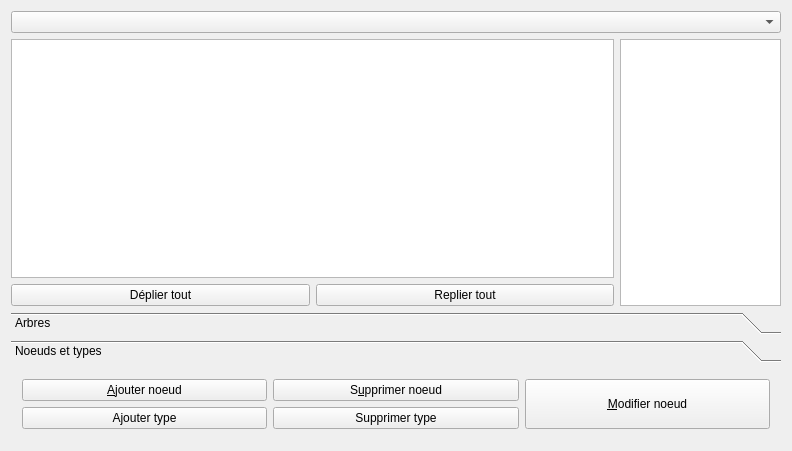
Before: the Qt Designer form formedittree.ui in GiPiLab/ProtonClassicSuite, drawn with Qt 5.
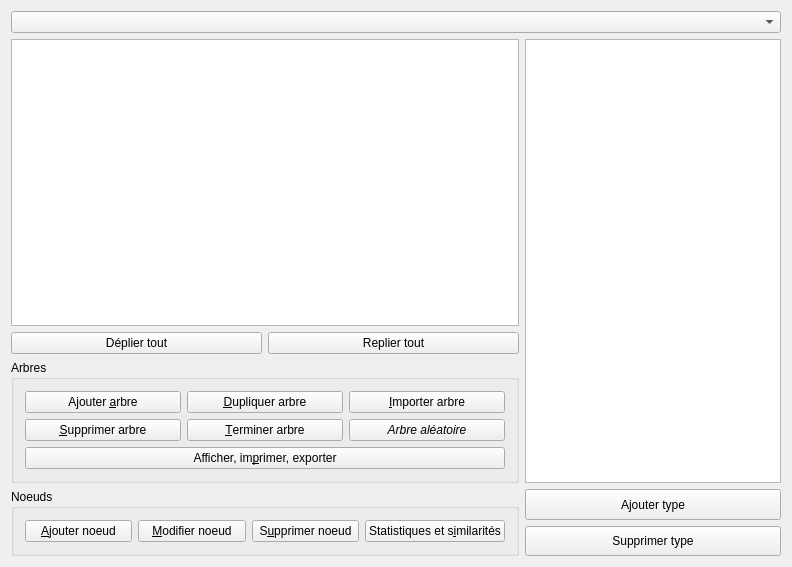
After: the same form once the commit is applied. Icons and pictures are not drawn.

Commit message: Relayout Edit Tree Form

The edit to the form file:
```diff
--- a/formedittree.ui
+++ b/formedittree.ui
@@ -7,15 +7,9 @@
     <x>0</x>
     <y>0</y>
     <width>792</width>
-    <height>451</height>
+    <height>567</height>
    </rect>
   </property>
-  <property name="sizePolicy">
-   <sizepolicy hsizetype="Preferred" vsizetype="Expanding">
-    <horstretch>0</horstretch>
-    <verstretch>0</verstretch>
-   </sizepolicy>
-  </property>
   <property name="windowTitle">
    <string>Gestion des arbres</string>
   </property>
@@ -23,24 +17,8 @@
    <iconset resource="Icons.qrc">
     <normaloff>:/icons/icons/tree.png</normaloff>:/icons/icons/tree.png</iconset>
   </property>
-  <layout class="QGridLayout" name="gridLayout_2">
-   <item row="1" column="2" rowspan="3">
-    <widget class="QListView" name="listTypesView">
-     <property name="sizePolicy">
-      <sizepolicy hsizetype="Preferred" vsizetype="Expanding">
-       <horstretch>0</horstretch>
-       <verstretch>0</verstretch>
-      </sizepolicy>
-     </property>
-     <property name="maximumSize">
-      <size>
-       <width>161</width>
-       <height>16777215</height>
-      </size>
-     </property>
-    </widget>
-   </item>
-   <item row="1" column="0" rowspan="2" colspan="2">
+  <layout class="QGridLayout" name="gridLayout">
+   <item row="1" column="0">
     <widget class="QTreeView" name="treeView">
      <property name="editTriggers">
       <set>QAbstractItemView::NoEditTriggers</set>
@@ -59,47 +37,40 @@
      </attribute>
     </widget>
    </item>
-   <item row="3" column="0">
+   <item row="1" column="1" rowspan="3">
+    <widget class="QListView" name="listTypesView">
+     <property name="sizePolicy">
+      <sizepolicy hsizetype="Maximum" vsizetype="Expanding">
+       <horstretch>0</horstretch>
+       <verstretch>0</verstretch>
+      </sizepolicy>
+     </property>
+    </widget>
+   </item>
+   <item row="2" column="0">
+    <layout class="QHBoxLayout" name="horizontalLayout_2">
+     <item>
     <widget class="QPushButton" name="pushButtonExpandAll">
      <property name="text">
       <string>Déplier tout</string>
      </property>
     </widget>
    </item>
-   <item row="3" column="1">
+     <item>
     <widget class="QPushButton" name="pushButtonCollapseAll">
      <property name="text">
       <string>Replier tout</string>
      </property>
     </widget>
    </item>
-   <item row="0" column="0" colspan="3">
-    <widget class="QComboBox" name="comboBox"/>
+    </layout>
    </item>
-   <item row="5" column="0" colspan="3">
-    <widget class="QToolBox" name="toolBox">
-     <property name="sizePolicy">
-      <sizepolicy hsizetype="Preferred" vsizetype="Maximum">
-       <horstretch>0</horstretch>
-       <verstretch>0</verstretch>
-      </sizepolicy>
-     </property>
-     <property name="currentIndex">
-      <number>1</number>
-     </property>
-     <widget class="QWidget" name="tree">
-      <property name="geometry">
-       <rect>
-        <x>0</x>
-        <y>0</y>
-        <width>774</width>
-        <height>98</height>
-       </rect>
-      </property>
-      <attribute name="label">
+   <item row="3" column="0">
+    <widget class="QGroupBox" name="groupBoxTree">
+     <property name="title">
        <string>Arbres</string>
-      </attribute>
-      <layout class="QGridLayout" name="gridLayout_3">
+     </property>
+     <layout class="QGridLayout" name="gridLayout_2">
        <item row="0" column="0">
         <widget class="QPushButton" name="newTreeButton">
          <property name="text">
@@ -151,53 +122,59 @@
          </property>
         </widget>
        </item>
-       <item row="2" column="0" colspan="2">
+      <item row="2" column="0" colspan="3">
         <widget class="QPushButton" name="viewTreeButton">
          <property name="text">
           <string>Afficher, im&amp;primer, exporter</string>
          </property>
         </widget>
        </item>
-       <item row="2" column="2">
-        <widget class="QPushButton" name="consistencyButton">
-         <property name="text">
-          <string>Statistiques et s&amp;imilarités</string>
-         </property>
-        </widget>
-       </item>
-      </layout>
-     </widget>
-     <widget class="QWidget" name="nodes">
-      <property name="geometry">
-       <rect>
-        <x>0</x>
-        <y>0</y>
-        <width>774</width>
-        <height>68</height>
-       </rect>
-      </property>
-      <attribute name="label">
-       <string>Noeuds et types</string>
-      </attribute>
-      <layout class="QGridLayout" name="gridLayout">
-       <item row="0" column="0">
+     </layout>
+    </widget>
+   </item>
+   <item row="4" column="0">
+    <widget class="QGroupBox" name="groupBox">
+     <property name="title">
+      <string>Noeuds</string>
+     </property>
+     <layout class="QHBoxLayout" name="horizontalLayout">
+      <item>
         <widget class="QPushButton" name="addNodeButton">
          <property name="text">
           <string>&amp;Ajouter noeud</string>
          </property>
         </widget>
        </item>
-       <item row="0" column="1">
+      <item>
+       <widget class="QPushButton" name="modifyNodeButton">
+        <property name="text">
+         <string>&amp;Modifier noeud</string>
+        </property>
+       </widget>
+      </item>
+      <item>
         <widget class="QPushButton" name="deleteNodeButton">
          <property name="text">
           <string>S&amp;upprimer noeud</string>
          </property>
         </widget>
        </item>
-       <item row="1" column="0">
+      <item>
+       <widget class="QPushButton" name="consistencyButton">
+        <property name="text">
+         <string>Statistiques et s&amp;imilarités</string>
+        </property>
+       </widget>
+      </item>
+     </layout>
+    </widget>
+   </item>
+   <item row="4" column="1">
+    <layout class="QVBoxLayout" name="verticalLayout">
+     <item>
         <widget class="QPushButton" name="addTypeButton">
          <property name="sizePolicy">
-          <sizepolicy hsizetype="Minimum" vsizetype="Fixed">
+        <sizepolicy hsizetype="Minimum" vsizetype="Minimum">
            <horstretch>0</horstretch>
            <verstretch>0</verstretch>
           </sizepolicy>
@@ -207,10 +184,10 @@
          </property>
         </widget>
        </item>
-       <item row="1" column="1">
+     <item>
         <widget class="QPushButton" name="deleteTypeButton">
          <property name="sizePolicy">
-          <sizepolicy hsizetype="Minimum" vsizetype="Fixed">
+        <sizepolicy hsizetype="Minimum" vsizetype="Minimum">
            <horstretch>0</horstretch>
            <verstretch>0</verstretch>
           </sizepolicy>
@@ -220,22 +197,10 @@
          </property>
         </widget>
        </item>
-       <item row="0" column="2" rowspan="2">
-        <widget class="QPushButton" name="modifyNodeButton">
-         <property name="sizePolicy">
-          <sizepolicy hsizetype="Minimum" vsizetype="Minimum">
-           <horstretch>0</horstretch>
-           <verstretch>0</verstretch>
-          </sizepolicy>
-         </property>
-         <property name="text">
-          <string>&amp;Modifier noeud</string>
-         </property>
-        </widget>
-       </item>
-      </layout>
-     </widget>
-    </widget>
+    </layout>
+   </item>
+   <item row="0" column="0" colspan="2">
+    <widget class="QComboBox" name="comboBox"/>
    </item>
   </layout>
  </widget>
```
Lines whose indentation alone changed are shown as unchanged. The commit also changes 1 other file.
